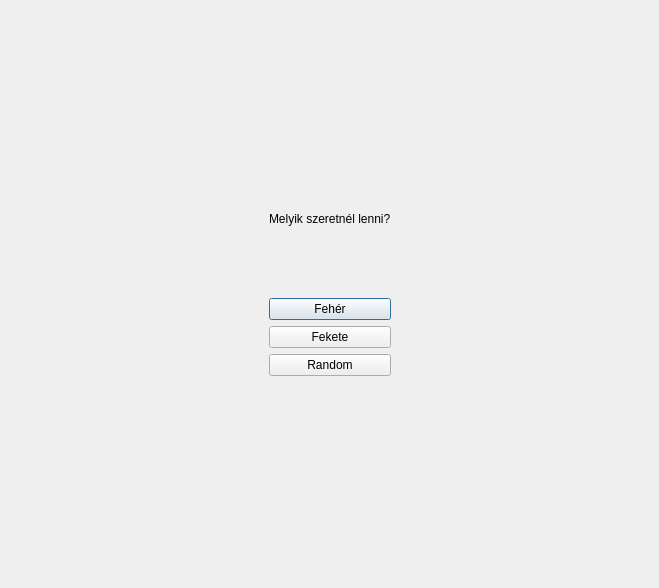
Before: the Qt Designer form white_or_black.ui in kevinbencs/Sakk, drawn with Qt 5.
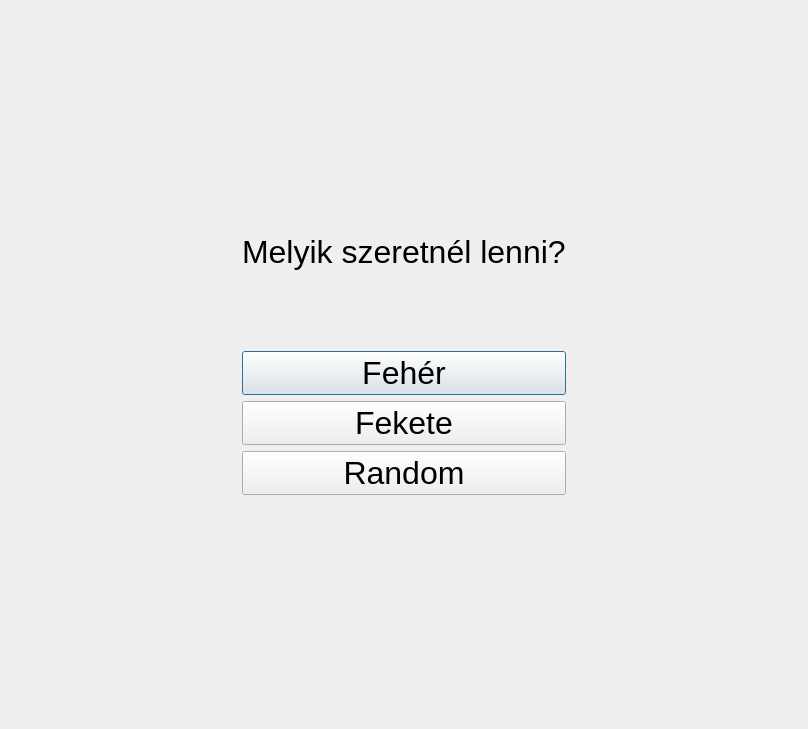
After: the same form once the commit is applied.

Commit message: Start coding the white_machine.cpp/.h

Patch:
```diff
--- a/white_or_black.ui
+++ b/white_or_black.ui
@@ -6,8 +6,8 @@
    <rect>
     <x>0</x>
     <y>0</y>
-    <width>659</width>
-    <height>588</height>
+    <width>808</width>
+    <height>729</height>
    </rect>
   </property>
   <property name="windowTitle">
@@ -72,6 +72,11 @@
        </item>
        <item>
         <widget class="QLabel" name="label">
+         <property name="font">
+          <font>
+           <pointsize>24</pointsize>
+          </font>
+         </property>
          <property name="text">
           <string>Melyik szeretnél lenni?</string>
          </property>
@@ -92,6 +97,11 @@
        </item>
        <item>
         <widget class="QPushButton" name="pushButton">
+         <property name="font">
+          <font>
+           <pointsize>24</pointsize>
+          </font>
+         </property>
          <property name="text">
           <string>Fehér</string>
          </property>
@@ -99,6 +109,11 @@
        </item>
        <item>
         <widget class="QPushButton" name="pushButton_2">
+         <property name="font">
+          <font>
+           <pointsize>24</pointsize>
+          </font>
+         </property>
          <property name="text">
           <string>Fekete</string>
          </property>
@@ -106,6 +121,11 @@
        </item>
        <item>
         <widget class="QPushButton" name="pushButton_3">
+         <property name="font">
+          <font>
+           <pointsize>24</pointsize>
+          </font>
+         </property>
          <property name="text">
           <string>Random</string>
          </property>
```
The commit also changes 3 other files.
